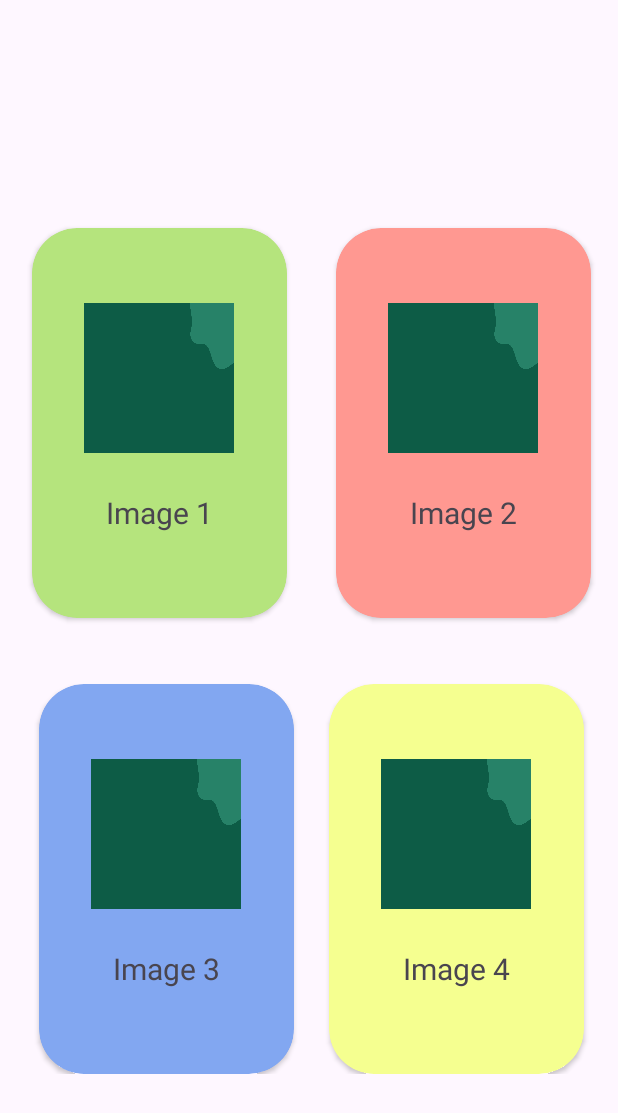
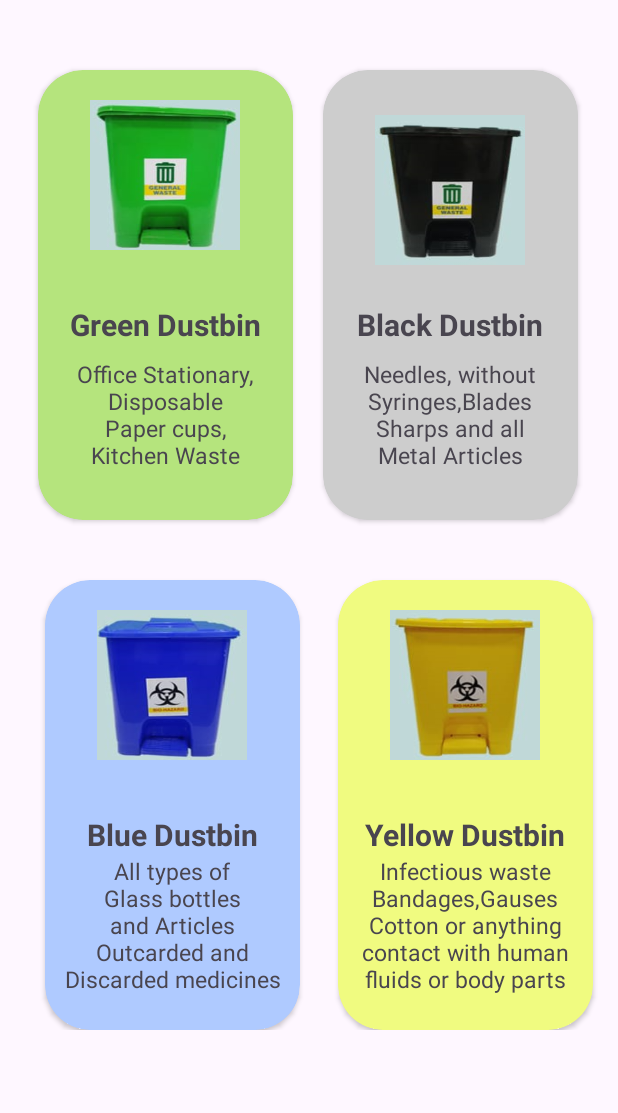
Before and after one commit to abhii2002/SwachApp, an Android app: the DailyWasteActivity screen opened directly, with no data from a screen before it, on a phone screen of 412 x 824 dp. Shown: the top 1113 px of the screen. Run offline under Robolectric (Android 15) with nearby library versions, the phone set to English and light mode, and no system bars; our stand-ins replace sdp/ssp sizes.

Commit message:
Daily waste activity completed

```diff
--- a/app/src/main/res/layout/activity_dailywaste.xml
+++ b/app/src/main/res/layout/activity_dailywaste.xml
@@ -8,20 +8,22 @@
     <androidx.constraintlayout.widget.ConstraintLayout
         android:layout_width="match_parent"
         android:layout_height="wrap_content"
+        android:paddingTop="@dimen/_5sdp"
         android:paddingBottom="@dimen/_5sdp"
-        android:paddingTop="@dimen/_5sdp"
         app:layout_constraintBottom_toBottomOf="parent"
+        app:layout_constraintEnd_toEndOf="parent"
+        app:layout_constraintHorizontal_bias="0.0"
         app:layout_constraintStart_toStartOf="parent"
-        app:layout_constraintEnd_toEndOf="parent"
-        app:layout_constraintTop_toTopOf="parent">
+        app:layout_constraintTop_toTopOf="parent"
+        app:layout_constraintVertical_bias="0.0">
 
 
         <androidx.cardview.widget.CardView
             android:id="@+id/cardview1"
             android:layout_width="170dp"
-            android:layout_height="260dp"
-            android:layout_marginStart="15dp"
-            android:layout_marginTop="44dp"
+            android:layout_height="300dp"
+            android:layout_marginStart="25dp"
+            android:layout_marginTop="40dp"
             android:layout_marginEnd="15dp"
             app:cardBackgroundColor="#B5E47D"
             app:cardCornerRadius="30dp"
@@ -33,48 +35,27 @@
                 android:layout_width="100dp"
                 android:layout_height="100dp"
                 android:layout_gravity="center_horizontal"
-                android:layout_marginTop="50dp"
+                android:layout_marginTop="20dp"
                 android:scaleType="fitXY"
-                android:src="@drawable/main_image" />
+                android:src="@drawable/green_dustbin" />
 
             <TextView
                 android:layout_width="wrap_content"
                 android:layout_height="wrap_content"
                 android:layout_gravity="center"
-                android:layout_marginTop="60dp"
-                android:text="Image 1"
-                android:textSize="20dp" />
-
-        </androidx.cardview.widget.CardView>
-
-        <androidx.cardview.widget.CardView
-            android:id="@+id/cardview2"
-            android:layout_width="170dp"
-            android:layout_height="260dp"
-            android:layout_marginStart="12dp"
-            android:layout_marginTop="44dp"
-            android:layout_marginEnd="12dp"
-            app:cardBackgroundColor="#FF9891"
-            app:cardCornerRadius="30dp"
-            app:layout_constraintEnd_toEndOf="parent"
-            app:layout_constraintStart_toEndOf="@+id/cardview1"
-            app:layout_constraintTop_toTopOf="parent">
-
-            <ImageView
-                android:layout_width="100dp"
-                android:layout_height="100dp"
-                android:layout_gravity="center_horizontal"
-                android:layout_marginTop="50dp"
-                android:scaleType="fitXY"
-                android:src="@drawable/main_image" />
-
+                android:layout_marginTop="20dp"
+                android:text="Green Dustbin"
+                android:textSize="20dp"
+                android:textStyle="bold"/>
             <TextView
                 android:layout_width="wrap_content"
                 android:layout_height="wrap_content"
                 android:layout_gravity="center"
-                android:layout_marginTop="60dp"
-                android:text="Image 2"
-                android:textSize="20dp" />
+                android:layout_marginTop="80dp"
+                android:textAlignment="center"
+                android:text="Office Stationary,\nDisposable\nPaper cups,\nKitchen Waste"
+                android:textSize="15dp"
+                android:textFontWeight="700"/>
 
 
         </androidx.cardview.widget.CardView>
@@ -82,10 +63,10 @@
         <androidx.cardview.widget.CardView
             android:id="@+id/cardview3"
             android:layout_width="170dp"
-            android:layout_height="260dp"
-            android:layout_marginStart="15dp"
-            android:layout_marginTop="44dp"
-            app:cardBackgroundColor="#82A7F1"
+            android:layout_height="300dp"
+            android:layout_marginStart="25dp"
+            android:layout_marginTop="40dp"
+            app:cardBackgroundColor="#AFCAFF"
             app:cardCornerRadius="30dp"
             app:layout_constraintEnd_toStartOf="@id/cardview4"
             app:layout_constraintStart_toStartOf="parent"
@@ -95,17 +76,28 @@
                 android:layout_width="100dp"
                 android:layout_height="100dp"
                 android:layout_gravity="center_horizontal"
-                android:layout_marginTop="50dp"
+                android:layout_marginTop="20dp"
                 android:scaleType="fitXY"
-                android:src="@drawable/main_image" />
+                android:src="@drawable/blue_dustbin" />
 
             <TextView
                 android:layout_width="wrap_content"
                 android:layout_height="wrap_content"
                 android:layout_gravity="center"
-                android:layout_marginTop="60dp"
-                android:text="Image 3"
-                android:textSize="20dp" />
+                android:layout_marginTop="20dp"
+                android:text="Blue Dustbin"
+                android:textSize="20dp"
+                android:textStyle="bold"
+                />
+            <TextView
+                android:layout_width="wrap_content"
+                android:layout_height="wrap_content"
+                android:layout_gravity="center"
+                android:layout_marginTop="80dp"
+                android:text="All types of\nGlass bottles\nand Articles\nOutcarded and\nDiscarded medicines"
+                android:textSize="15dp"
+                android:textFontWeight="700"
+                android:textAlignment="center"/>
 
 
         </androidx.cardview.widget.CardView>
@@ -113,11 +105,11 @@
         <androidx.cardview.widget.CardView
             android:id="@+id/cardview4"
             android:layout_width="170dp"
-            android:layout_height="260dp"
-            android:layout_marginStart="12dp"
-            android:layout_marginTop="44dp"
+            android:layout_height="300dp"
+            android:layout_marginStart="20dp"
+            android:layout_marginTop="40dp"
             android:layout_marginEnd="12dp"
-            app:cardBackgroundColor="#F5FF90"
+            app:cardBackgroundColor="#F0FB80"
             app:cardCornerRadius="30dp"
             app:layout_constraintEnd_toEndOf="parent"
             app:layout_constraintStart_toEndOf="@+id/cardview3"
@@ -127,17 +119,68 @@
                 android:layout_width="100dp"
                 android:layout_height="100dp"
                 android:layout_gravity="center_horizontal"
-                android:layout_marginTop="50dp"
+                android:layout_marginTop="20dp"
                 android:scaleType="fitXY"
-                android:src="@drawable/main_image" />
+                android:src="@drawable/yellow_dustbin" />
 
             <TextView
                 android:layout_width="wrap_content"
                 android:layout_height="wrap_content"
                 android:layout_gravity="center"
-                android:layout_marginTop="60dp"
-                android:text="Image 4"
-                android:textSize="20dp" />
+                android:layout_marginTop="20dp"
+                android:text="Yellow Dustbin"
+                android:textSize="20dp"
+                android:textStyle="bold"/>
+            <TextView
+                android:layout_width="wrap_content"
+                android:layout_height="wrap_content"
+                android:layout_gravity="center"
+                android:layout_marginTop="80dp"
+                android:text="Infectious waste\nBandages,Gauses\nCotton or anything\ncontact with human\nfluids or body parts"
+                android:textSize="15dp"
+                android:textFontWeight="700"
+                android:textAlignment="center"/>
+
+
+        </androidx.cardview.widget.CardView>
+
+        <androidx.cardview.widget.CardView
+            android:id="@+id/cardview2"
+            android:layout_width="170dp"
+            android:layout_height="300dp"
+            android:layout_marginStart="20dp"
+            android:layout_marginTop="40dp"
+            app:cardBackgroundColor="#CDCDCD"
+            app:cardCornerRadius="30dp"
+            app:layout_constraintStart_toEndOf="@+id/cardview1"
+            app:layout_constraintTop_toTopOf="parent">
+
+            <ImageView
+                android:layout_width="100dp"
+                android:layout_height="100dp"
+                android:layout_gravity="center_horizontal"
+                android:layout_marginTop="30dp"
+                android:scaleType="fitXY"
+                android:src="@drawable/black_dustbin" />
+
+            <TextView
+                android:layout_width="wrap_content"
+                android:layout_height="wrap_content"
+                android:layout_gravity="center"
+                android:layout_marginTop="20dp"
+                android:text="Black Dustbin"
+                android:textSize="20dp"
+                android:textStyle="bold"/>
+
+            <TextView
+                android:layout_width="wrap_content"
+                android:layout_height="wrap_content"
+                android:layout_gravity="center"
+                android:layout_marginTop="80dp"
+                android:text="Needles, without\nSyringes,Blades\nSharps and all\nMetal Articles"
+                android:textSize="15dp"
+                android:textAlignment="center"/>
+
 
 
         </androidx.cardview.widget.CardView>
```
Also changed, not shown: app/src/main/res/drawable/black_dustbin.png (added), app/src/main/res/drawable/blue_dustbin.png (added), app/src/main/res/drawable/green_dustbin.png (added), app/src/main/res/drawable/yellow_dustbin.png (added).
